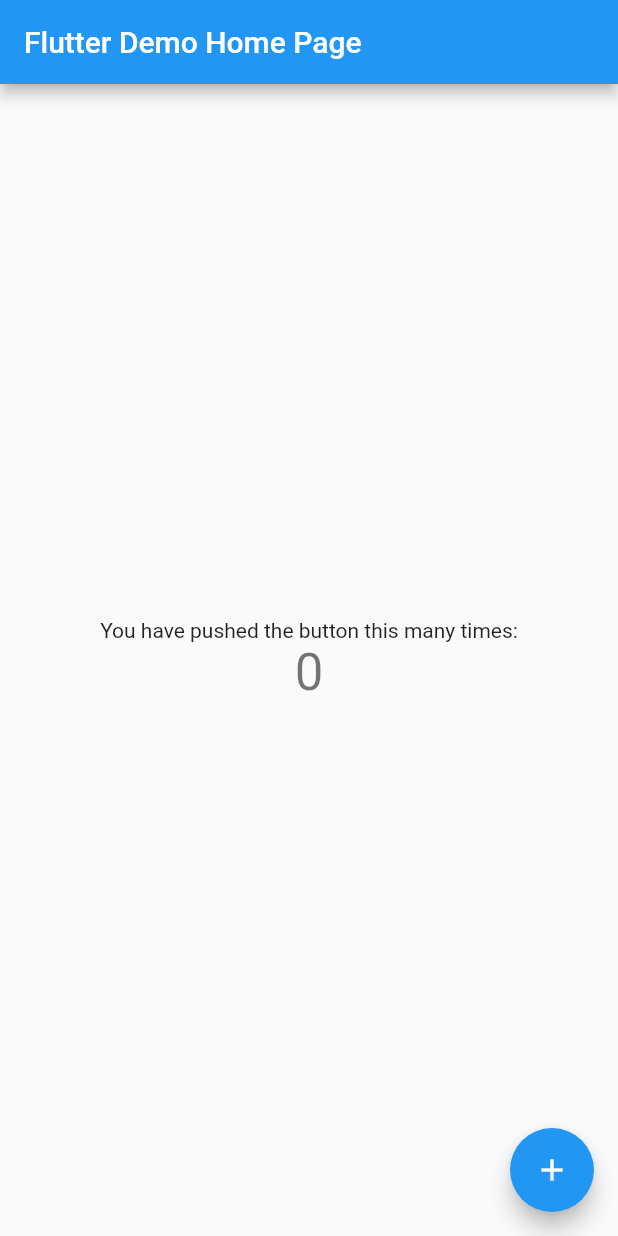
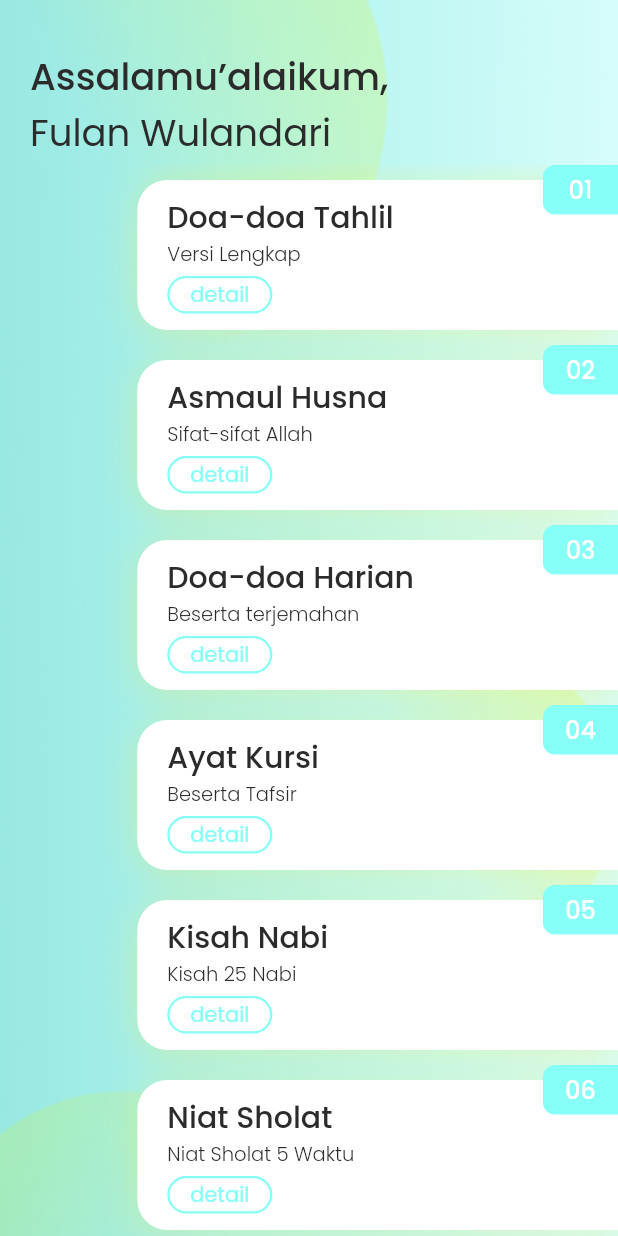
Before and after one commit to cv-irvan/islamapps, a Flutter app: the screen it shows after launch, on a phone screen of 412 x 824 dp. Run offline on Flutter 3.47's test engine with Material 2 defaults, Android fonts, the phone set to English and light mode, and no system bars; our stand-ins replace google_fonts.

Commit message:
membuat home apps

```diff
--- a/lib/main.dart
+++ b/lib/main.dart
@@ -1,4 +1,5 @@
 import 'package:flutter/material.dart';
+import 'package:islam/view/importview.dart';
 
 void main() {
   runApp(MyApp());
@@ -12,54 +13,7 @@
       theme: ThemeData(
         primarySwatch: Colors.blue,
       ),
-      home: MyHomePage(title: 'Flutter Demo Home Page'),
+      home: Home(),
     );
   }
 }
-
-class MyHomePage extends StatefulWidget {
-  MyHomePage({Key key, this.title}) : super(key: key);
-
-  final String title;
-
-  @override
-  _MyHomePageState createState() => _MyHomePageState();
-}
-
-class _MyHomePageState extends State<MyHomePage> {
-  int _counter = 0;
-
-  void _incrementCounter() {
-    setState(() {
-      _counter++;
-    });
-  }
-
-  @override
-  Widget build(BuildContext context) {
-    return Scaffold(
-      appBar: AppBar(
-        title: Text(widget.title),
-      ),
-      body: Center(
-        child: Column(
-          mainAxisAlignment: MainAxisAlignment.center,
-          children: <Widget>[
-            Text(
-              'You have pushed the button this many times:',
-            ),
-            Text(
-              '$_counter',
-              style: Theme.of(context).textTheme.headline4,
-            ),
-          ],
-        ),
-      ),
-      floatingActionButton: FloatingActionButton(
-        onPressed: _incrementCounter,
-        tooltip: 'Increment',
-        child: Icon(Icons.add),
-      ),
-    );
-  }
-}
--- /dev/null
+++ b/lib/utils/Bg.dart
@@ -0,0 +1,19 @@
+part of 'importutils.dart';
+
+class Bg extends StatelessWidget {
+  const Bg({
+    Key key,
+  }) : super(key: key);
+
+  @override
+  Widget build(BuildContext context) {
+    return Container(
+      decoration: BoxDecoration(
+        image: DecorationImage(
+          image: AssetImage('assets/bg.png'),
+          fit: BoxFit.cover,
+        ),
+      ),
+    );
+  }
+}
--- /dev/null
+++ b/lib/utils/color.dart
@@ -0,0 +1,6 @@
+part of 'importutils.dart';
+
+Color utama = Color(0xff86FFF6);
+Color hitam = Color(0xff2b2b2b);
+Color kuning = Colors.yellow;
+Color putih = Colors.white;
--- /dev/null
+++ b/lib/utils/itemmenu.dart
@@ -0,0 +1,100 @@
+part of 'importutils.dart';
+
+class ItemMenu extends StatelessWidget {
+  String t1;
+  String t2;
+  String t3;
+  Function ontap;
+  ItemMenu({this.t1, this.t2, this.t3});
+  @override
+  Widget build(BuildContext context) {
+    return Container(
+      height: 120,
+      margin: EdgeInsets.only(left: Sizeconfig.screenWidth / 4.5),
+      child: Stack(
+        children: [
+          Align(
+            alignment: Alignment.centerRight,
+            child: Container(
+              width: double.infinity,
+              height: 100,
+              padding: EdgeInsets.fromLTRB(20, 10, 0, 10),
+              decoration: BoxDecoration(
+                  color: putih,
+                  borderRadius: BorderRadius.only(
+                    topLeft: Radius.circular(20),
+                    bottomLeft: Radius.circular(20),
+                  ),
+                  boxShadow: [
+                    BoxShadow(
+                      color: kuning.withOpacity(0.30),
+                      blurRadius: 20,
+                      offset: Offset(0, 3),
+                    )
+                  ]),
+              child: Column(
+                crossAxisAlignment: CrossAxisAlignment.start,
+                children: [
+                  Text(
+                    '$t1',
+                    style: GoogleFonts.poppins(
+                        color: hitam,
+                        fontWeight: FontWeight.w500,
+                        fontSize: 20),
+                  ),
+                  Text(
+                    '$t2',
+                    style: GoogleFonts.poppins(
+                        color: hitam,
+                        fontWeight: FontWeight.w300,
+                        fontSize: 13),
+                  ),
+                  Container(
+                    margin: EdgeInsets.fromLTRB(0, 5, 0, 0),
+                    height: 25,
+                    width: 70,
+                    decoration: BoxDecoration(
+                        borderRadius: BorderRadius.circular(30),
+                        border: Border.all(color: utama, width: 1.5)),
+                    child: Center(
+                      child: Text(
+                        'detail',
+                        style: GoogleFonts.poppins(
+                          color: utama,
+                        ),
+                      ),
+                    ),
+                  ),
+                ],
+              ),
+            ),
+          ),
+          Align(
+            alignment: Alignment.topRight,
+            child: Container(
+              width: 50,
+              height: 33,
+              decoration: BoxDecoration(
+                color: utama,
+                borderRadius: BorderRadius.only(
+                  topLeft: Radius.circular(8),
+                  bottomLeft: Radius.circular(8),
+                ),
+              ),
+              child: Center(
+                child: Text(
+                  '$t3',
+                  style: GoogleFonts.poppins(
+                    color: putih,
+                    fontWeight: FontWeight.w500,
+                    fontSize: 16,
+                  ),
+                ),
+              ),
+            ),
+          ),
+        ],
+      ),
+    );
+  }
+}
--- /dev/null
+++ b/lib/utils/sizeconfig.dart
@@ -0,0 +1,16 @@
+part of 'importutils.dart';
+
+class Sizeconfig {
+  static MediaQueryData _mediaQueryData;
+  static double screenWidth;
+  static double screenHeight;
+  static double tinggiLayar;
+  static double lebarLayar;
+  void init(BuildContext context) {
+    _mediaQueryData = MediaQuery.of(context);
+    screenHeight = _mediaQueryData.size.height;
+    screenWidth = _mediaQueryData.size.width;
+    tinggiLayar = screenHeight / 100;
+    lebarLayar = screenWidth / 100;
+  }
+}
--- /dev/null
+++ b/lib/view/home.dart
@@ -0,0 +1,169 @@
+part of 'importview.dart';
+
+class Home extends StatefulWidget {
+  @override
+  _HomeState createState() => _HomeState();
+}
+
+class _HomeState extends State<Home> {
+  tanyanama(BuildContext context) {
+    showModalBottomSheet(
+      backgroundColor: Colors.transparent,
+      context: context,
+      builder: (BuildContext context) {
+        return Container(
+          padding: const EdgeInsets.all(20),
+          decoration: BoxDecoration(
+              color: putih,
+              borderRadius: BorderRadius.only(
+                topLeft: Radius.circular(20),
+                topRight: Radius.circular(20),
+              )),
+          child: Column(
+            mainAxisSize: MainAxisSize.min,
+            crossAxisAlignment: CrossAxisAlignment.start,
+            children: <Widget>[
+              Text(
+                'Assalamu’alaikum.',
+                style: GoogleFonts.poppins(
+                    color: hitam, fontWeight: FontWeight.w500, fontSize: 20),
+              ),
+              Text(
+                'Saya Islami Apps, Boleh tau saya akan memanggilmu siapa?',
+                style: GoogleFonts.poppins(
+                    color: hitam, fontWeight: FontWeight.w300, fontSize: 18),
+              ),
+              SizedBox(
+                height: 10,
+              ),
+              TextFormField(
+                decoration: InputDecoration(
+                  isDense: true,
+                  hintText: 'Masukkan Nama',
+                  enabledBorder: OutlineInputBorder(
+                    borderSide: BorderSide(
+                      color: utama,
+                      width: 2,
+                    ),
+                    borderRadius: BorderRadius.circular(10),
+                  ),
+                  focusedBorder: OutlineInputBorder(
+                    borderSide: BorderSide(
+                      color: utama,
+                      width: 2,
+                    ),
+                    borderRadius: BorderRadius.circular(10),
+                  ),
+                ),
+              ),
+              SizedBox(
+                height: 20,
+              ),
+              Container(
+                width: double.infinity,
+                height: 45,
+                child: ElevatedButton(
+                  onPressed: () => Navigator.pop(context),
+                  child: Text('OK'),
+                  style: ElevatedButton.styleFrom(
+                    primary: utama,
+                    shape: RoundedRectangleBorder(
+                        borderRadius: BorderRadius.circular(50)),
+                    textStyle: GoogleFonts.poppins(
+                        color: putih,
+                        fontWeight: FontWeight.w500,
+                        fontSize: 18),
+                  ),
+                ),
+              ),
+            ],
+          ),
+        );
+      },
+    );
+  }
+
+  @override
+  Widget build(BuildContext context) {
+    Sizeconfig().init(context);
+    return Scaffold(
+      body: Stack(
+        children: [
+          Bg(),
+          InkWell(
+            onTap: () => tanyanama(context),
+            child: Container(
+              padding: EdgeInsets.fromLTRB(20, 10, 20, 0),
+              height: 130,
+              width: Sizeconfig.screenWidth,
+              child: Column(
+                crossAxisAlignment: CrossAxisAlignment.start,
+                mainAxisAlignment: MainAxisAlignment.center,
+                children: [
+                  Text(
+                    'Assalamu’alaikum,',
+                    style: GoogleFonts.poppins(
+                      color: hitam,
+                      fontSize: Sizeconfig.lebarLayar * 6,
+                      fontWeight: FontWeight.w500,
+                    ),
+                  ),
+                  Text(
+                    'Fulan Wulandari',
+                    style: GoogleFonts.poppins(
+                      color: hitam,
+                      fontSize: Sizeconfig.lebarLayar * 6,
+                      // fontWeight: FontWeight.w500,
+                    ),
+                  ),
+                ],
+              ),
+            ),
+          ),
+          Container(
+            margin: EdgeInsets.fromLTRB(0, 110, 0, 0),
+            child: ListView(
+              children: [
+                ItemMenu(
+                  t1: 'Doa-doa Tahlil',
+                  t2: 'Versi Lengkap',
+                  t3: '01',
+                ),
+                ItemMenu(
+                  t1: 'Asmaul Husna',
+                  t2: 'Sifat-sifat Allah',
+                  t3: '02',
+                ),
+                ItemMenu(
+                  t1: 'Doa-doa Harian',
+                  t2: 'Beserta terjemahan',
+                  t3: '03',
+                ),
+                ItemMenu(
+                  t1: 'Ayat Kursi',
+                  t2: 'Beserta Tafsir',
+                  t3: '04',
+                ),
+                ItemMenu(
+                  t1: 'Kisah Nabi',
+                  t2: 'Kisah 25 Nabi',
+                  t3: '05',
+                ),
+                ItemMenu(
+                  t1: 'Niat Sholat',
+                  t2: 'Niat Sholat 5 Waktu',
+                  t3: '06',
+                ),
+                ItemMenu(
+                  t1: 'Bacaan Sholat',
+                  t2: 'Bacaan-bacaan Sholat',
+                  t3: '07',
+                ),
+              ],
+            ),
+          )
+        ],
+      ),
+    );
+  }
+}
--- /dev/null
+++ b/lib/view/importview.dart
@@ -0,0 +1,5 @@
+import 'package:flutter/material.dart';
+import 'package:google_fonts/google_fonts.dart';
+import 'package:islam/utils/importutils.dart';
+
+part 'home.dart';
```
Also changed, not shown: lib/utils/importutils.dart (added, +7 -0 lines), pubspec.yaml (+5 -10 lines), assets/bg.png (added), assets/char.png (added), pubspec.lock, 3 other files.
